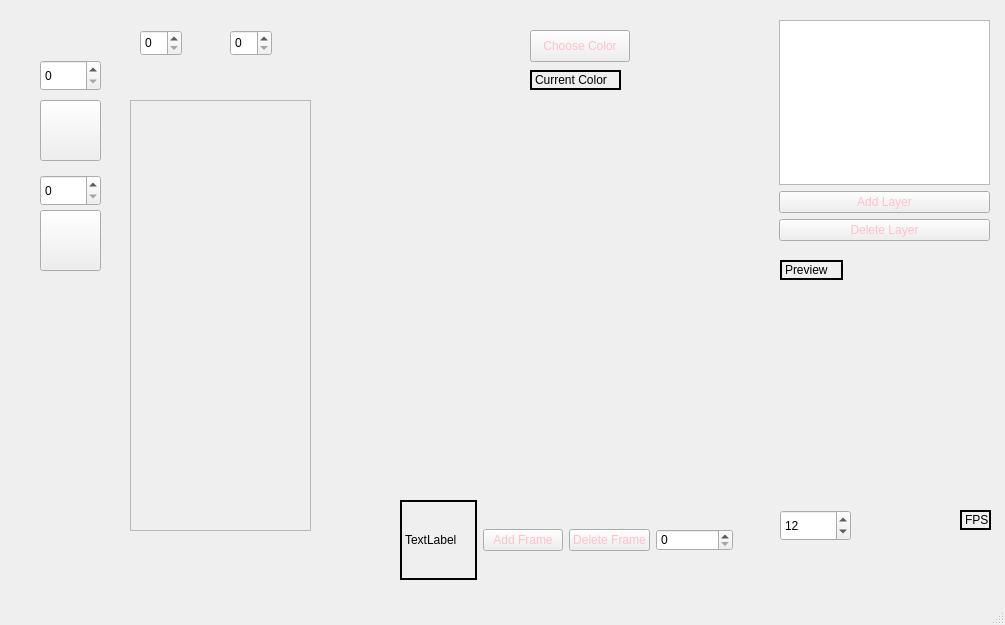
This is mainwindow.ui in CatherineBao/color-alchemy as Qt 5 draws it before an edit. The edited form follows.
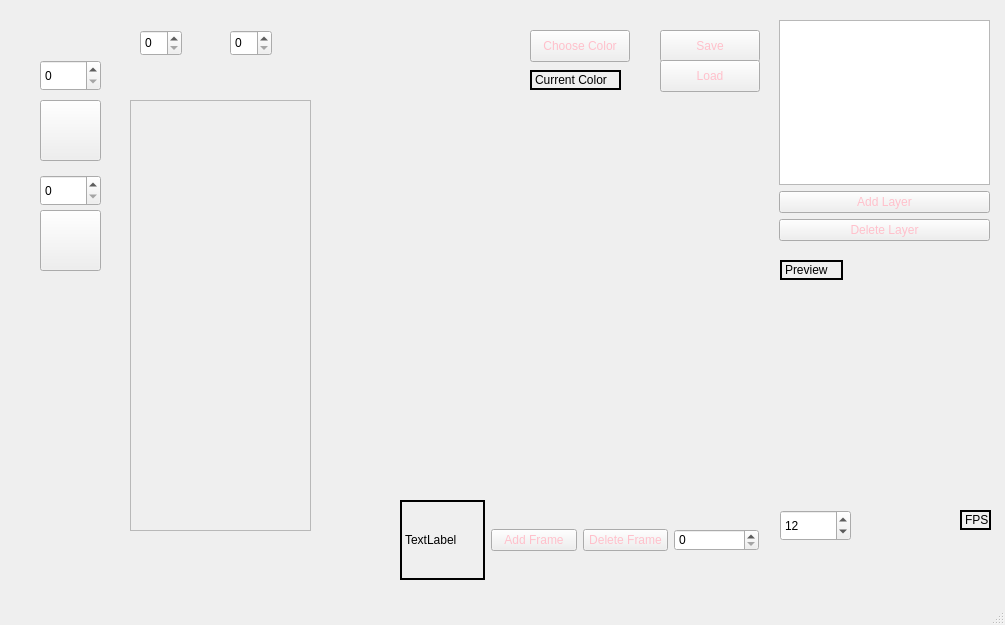
This is the edited form. Icons and pictures are not drawn. Custom widgets are drawn as their Qt base class.

```diff
--- a/mainwindow.ui
+++ b/mainwindow.ui
@@ -196,7 +196,7 @@
      <rect>
       <x>400</x>
       <y>500</y>
-      <width>333</width>
+      <width>359</width>
       <height>80</height>
      </rect>
     </property>
@@ -282,6 +282,32 @@
      </rect>
     </property>
    </widget>
+   <widget class="QPushButton" name="saveButton">
+    <property name="geometry">
+     <rect>
+      <x>660</x>
+      <y>30</y>
+      <width>100</width>
+      <height>32</height>
+     </rect>
+    </property>
+    <property name="text">
+     <string>Save</string>
+    </property>
+   </widget>
+   <widget class="QPushButton" name="loadButton">
+    <property name="geometry">
+     <rect>
+      <x>660</x>
+      <y>60</y>
+      <width>100</width>
+      <height>32</height>
+     </rect>
+    </property>
+    <property name="text">
+     <string>Load</string>
+    </property>
+   </widget>
   </widget>
   <widget class="QStatusBar" name="statusbar"/>
  </widget>
```
